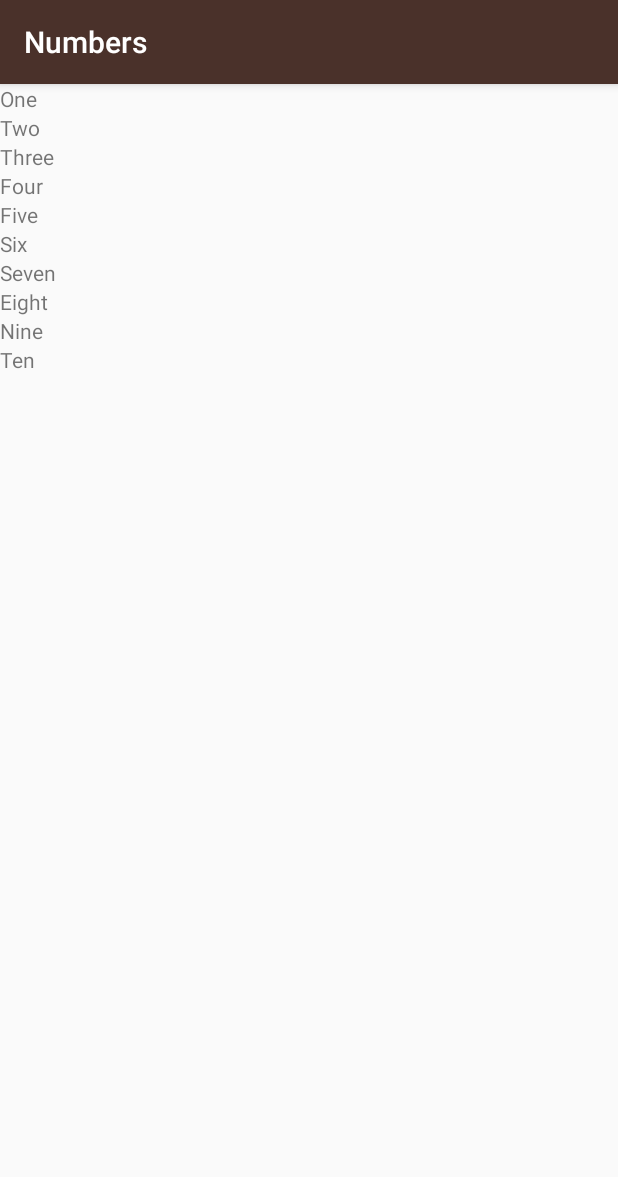
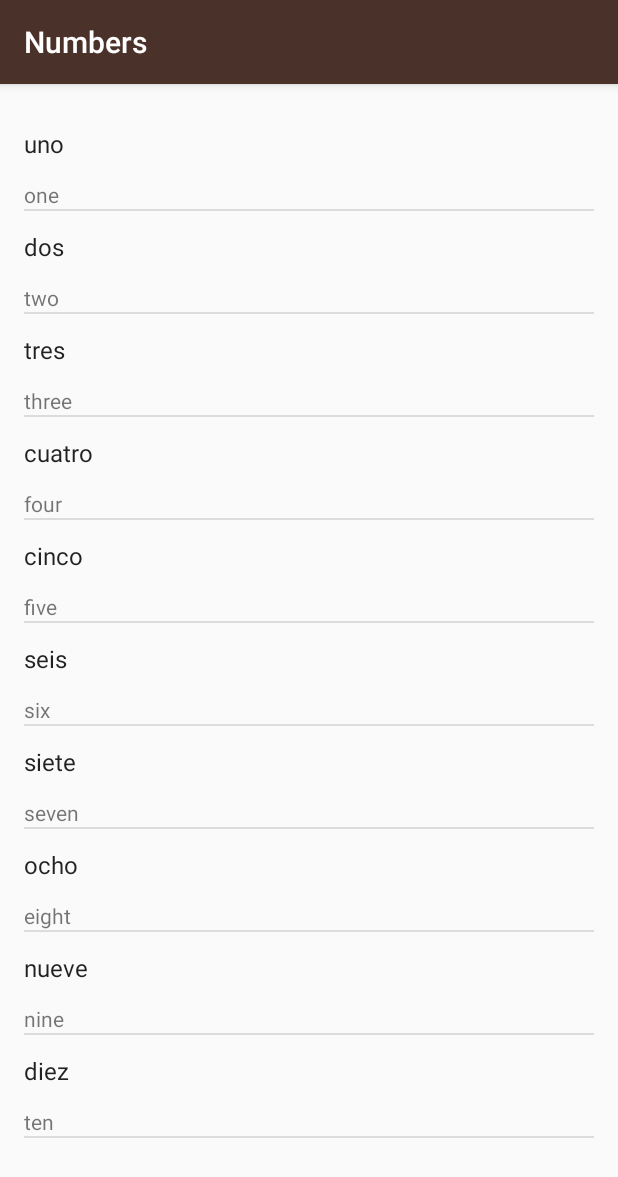
Before and after one commit to Yosolita1978/ud839_Miwok-Starter-code, an Android app: the NumbersActivity screen opened directly, with no data from a screen before it, on a phone screen of 412 x 824 dp. Shown: the top 1177 px of the screen. Run offline under Robolectric (Android 15) with nearby library versions, the phone set to English and light mode, and no system bars.

Commit message:
Numbers Activity working in english and Spanish

```diff
--- a/app/src/main/java/com/example/android/miwok/NumbersActivity.java
+++ b/app/src/main/java/com/example/android/miwok/NumbersActivity.java
@@ -2,11 +2,9 @@ package com.example.android.miwok;
 
 import android.os.Bundle;
 import android.support.v7.app.AppCompatActivity;
-import android.widget.LinearLayout;
-import android.widget.TextView;
+import android.widget.ListView;
 
 import java.util.ArrayList;
-import java.util.Arrays;
 
 public class NumbersActivity extends AppCompatActivity {
 
@@ -15,16 +13,34 @@ public class NumbersActivity extends AppCompatActivity {
         super.onCreate(savedInstanceState);
         setContentView(R.layout.activity_numbers);
 
-        ArrayList<String> wordsOfNumbers = new ArrayList<>(Arrays.asList("One","Two","Three","Four","Five","Six","Seven","Eight","Nine","Ten"));
+        ArrayList<Word> wordsOfNumbers = new ArrayList<Word>();
 
-        LinearLayout rootView = (LinearLayout) findViewById(R.id.rootView);
+        wordsOfNumbers.add(new Word("one", "uno"));
+        wordsOfNumbers.add(new Word("two", "dos"));
+        wordsOfNumbers.add(new Word("three", "tres"));
+        wordsOfNumbers.add(new Word("four", "cuatro"));
+        wordsOfNumbers.add(new Word("five", "cinco"));
+        wordsOfNumbers.add(new Word("six", "seis"));
+        wordsOfNumbers.add(new Word("seven", "siete"));
+        wordsOfNumbers.add(new Word("eight", "ocho"));
+        wordsOfNumbers.add(new Word("nine", "nueve"));
+        wordsOfNumbers.add(new Word("ten", "diez"));
 
-        for(int index = 0; index < wordsOfNumbers.size(); index++){
-            TextView wordView = new TextView(this);
-            wordView.setText(wordsOfNumbers.get(index));
-            rootView.addView(wordView);
 
-        }
+        WordAdapter adapter = new WordAdapter(this, wordsOfNumbers);
+
+        // Find the {@link ListView} object in the view hierarchy of the {@link Activity}.
+        // There should be a {@link ListView} with the view ID called list, which is declared in the
+        // activity_numbers.xml layout file.
+        ListView listView = (ListView) findViewById(R.id.list);
+
+        // Make the {@link ListView} use the {@link ArrayAdapter} we created above, so that the
+        // {@link ListView} will display list items for each word in the list of words.
+        // Do this by calling the setAdapter method on the {@link ListView} object and pass in
+        // 1 argument, which is the {@link ArrayAdapter} with the variable name itemsAdapter.
+        listView.setAdapter(adapter);
+
+
 
 
     }
--- /dev/null
+++ b/app/src/main/java/com/example/android/miwok/Word.java
@@ -0,0 +1,25 @@
+package com.example.android.miwok;
+
+/**
+ * Created by cristina on 3/8/18.
+ */
+
+public class Word {
+
+    private String mDefaultTranslation;
+
+    private String mSpanishTranslation;
+
+    public Word(String DefaultTranslation, String SpanishTranslation){
+        mDefaultTranslation = DefaultTranslation;
+        mSpanishTranslation = SpanishTranslation;
+    }
+
+    public String getDefaultTranslation(){
+        return mDefaultTranslation;
+    }
+
+    public String getSpanishTranslation(){
+        return mSpanishTranslation;
+    }
+}
--- /dev/null
+++ b/app/src/main/java/com/example/android/miwok/WordAdapter.java
@@ -0,0 +1,39 @@
+package com.example.android.miwok;
+
+import android.content.Context;
+import android.view.LayoutInflater;
+import android.view.View;
+import android.view.ViewGroup;
+import android.widget.ArrayAdapter;
+import android.widget.TextView;
+
+import java.util.ArrayList;
+
+/**
+ * Created by cristina on 3/8/18.
+ */
+
+public class WordAdapter extends ArrayAdapter {
+
+    public WordAdapter(Context context, ArrayList<Word> word) {
+        super(context, 0, word);
+    }
+
+    @Override
+    public View getView(int position, View convertView, ViewGroup parent) {
+
+        View listItemView = convertView;
+        if(listItemView == null) {
+            listItemView = LayoutInflater.from(getContext()).inflate(R.layout.list_item, parent, false);
+        }
+
+        Word currentWord = (Word) getItem(position);
+
+        TextView spanishTextView = (TextView) listItemView.findViewById(R.id.text_view_spanish);
+        spanishTextView.setText(currentWord.getSpanishTranslation());
+        TextView defaultTextView = (TextView) listItemView.findViewById(R.id.text_view_default);
+        defaultTextView.setText(currentWord.getDefaultTranslation());
+
+        return listItemView;
+    }
+}
--- a/app/src/main/res/layout/activity_numbers.xml
+++ b/app/src/main/res/layout/activity_numbers.xml
@@ -1,11 +1,12 @@
 <?xml version="1.0" encoding="utf-8"?>
-<LinearLayout xmlns:android="http://schemas.android.com/apk/res/android"
-    xmlns:app="http://schemas.android.com/apk/res-auto"
+<ListView xmlns:android="http://schemas.android.com/apk/res/android"
     xmlns:tools="http://schemas.android.com/tools"
+    android:id="@+id/list"
+    android:orientation="vertical"
     android:layout_width="match_parent"
     android:layout_height="match_parent"
-    android:orientation="vertical"
-    android:id="@+id/rootView"
-    tools:context="com.example.android.miwok.NumbersActivity">
-
-</LinearLayout>
+    android:paddingBottom="@dimen/activity_vertical_margin"
+    android:paddingLeft="@dimen/activity_horizontal_margin"
+    android:paddingRight="@dimen/activity_horizontal_margin"
+    android:paddingTop="@dimen/activity_vertical_margin"
+    tools:context="com.example.android.miwok.NumbersActivity"/>
--- /dev/null
+++ b/app/src/main/res/layout/list_item.xml
@@ -0,0 +1,24 @@
+<?xml version="1.0" encoding="utf-8"?>
+<LinearLayout xmlns:android="http://schemas.android.com/apk/res/android"
+    xmlns:tools="http://schemas.android.com/tools"
+    android:orientation="vertical"
+    android:layout_width="match_parent"
+    android:layout_height="match_parent">
+
+    <TextView
+        android:id="@+id/text_view_spanish"
+        android:layout_width="match_parent"
+        android:layout_height="wrap_content"
+        android:textAppearance="?android:attr/textAppearanceListItemSmall"
+        android:gravity="center_vertical"
+        tools:text="spanish"
+        android:minHeight="?android:attr/listPreferredItemHeightSmall" />
+
+    <TextView
+        android:id="@+id/text_view_default"
+        android:layout_width="match_parent"
+        android:layout_height="wrap_content"
+        android:gravity="center_vertical"
+        tools:text="english" />
+
+</LinearLayout>
--- a/app/src/main/res/values/strings.xml
+++ b/app/src/main/res/values/strings.xml
@@ -14,7 +14,7 @@
 -->
 <resources>
     <!-- Title for the application. [CHAR LIMIT=12] -->
-    <string name="app_name">Miwok</string>
+    <string name="app_name">Spanish dictionary</string>
 
     <!-- Category name for phrases [CHAR LIMIT=20] -->
     <string name="category_phrases">Phrases</string>
```
